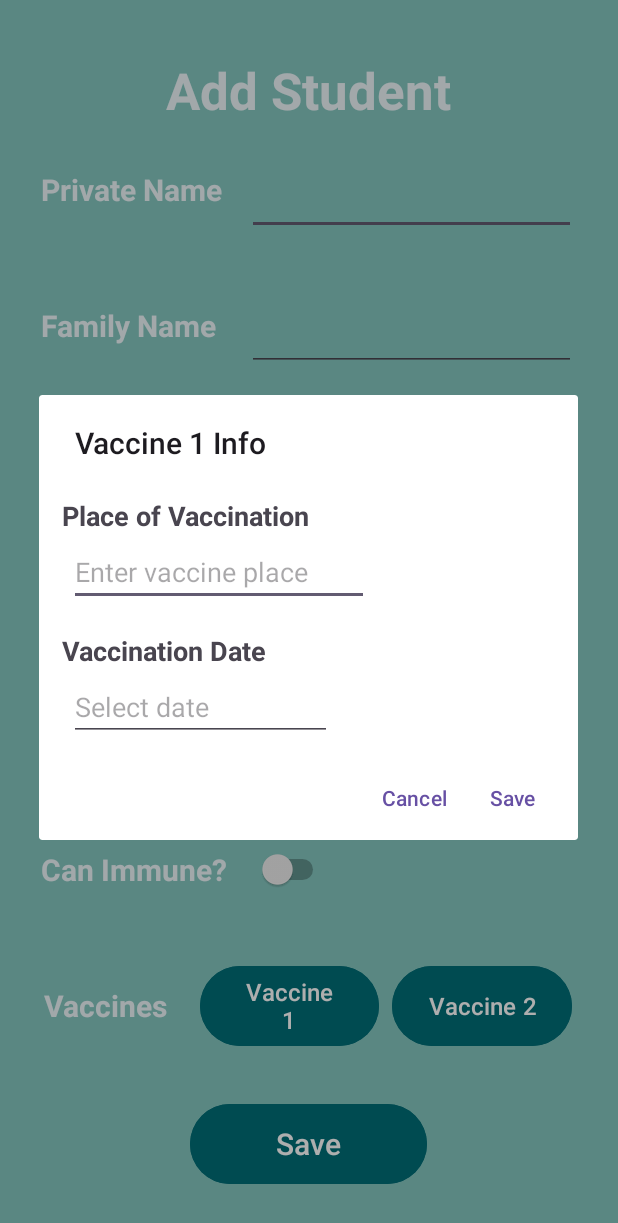
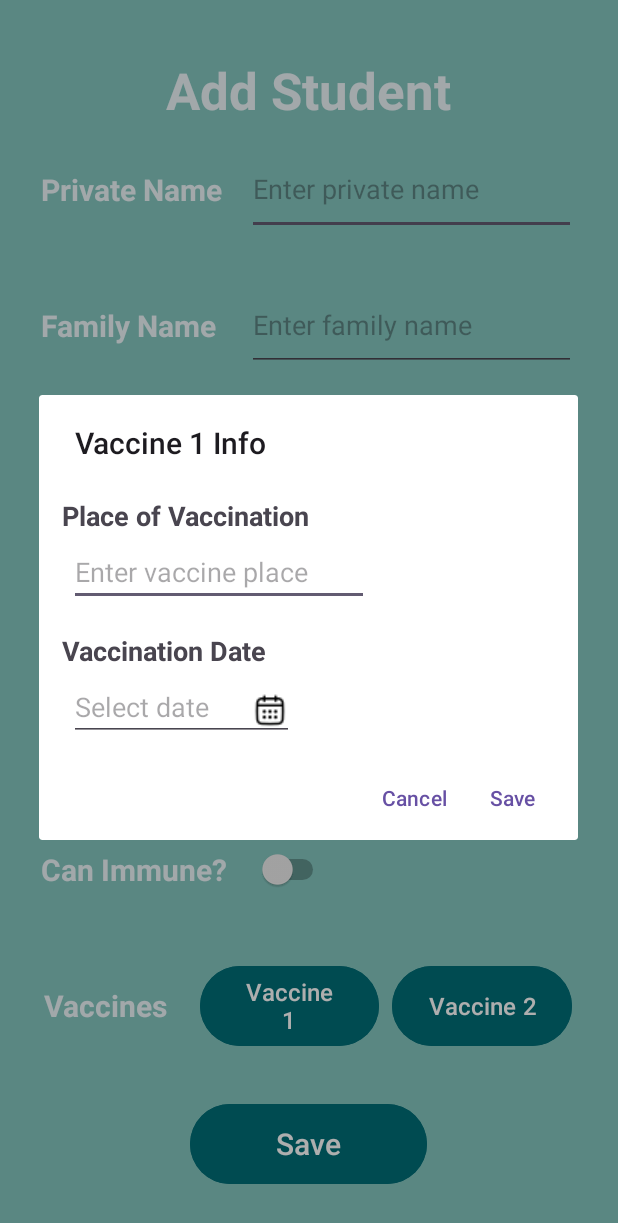
Before and after one commit to or1901/Ex192, an Android app: the screen it shows after launch (AddStudentActivity), after a tap on "Vaccine 1", on a phone screen of 412 x 824 dp. Shown: the top 1223 px of the screen. Run offline under Robolectric (Android 15) with nearby library versions, the phone set to English and light mode, and no system bars.

Commit message:
Made the final design of the date edit text, and coded its functionality - it saves the picked date

```diff
--- a/app/src/main/java/com/example/ex192/AddStudentActivity.java
+++ b/app/src/main/java/com/example/ex192/AddStudentActivity.java
@@ -1,14 +1,22 @@
 package com.example.ex192;
 
+import android.app.DatePickerDialog;
 import android.content.DialogInterface;
 import android.os.Bundle;
 import android.view.View;
 import android.widget.ArrayAdapter;
+import android.widget.DatePicker;
+import android.widget.EditText;
 import android.widget.LinearLayout;
 import android.widget.Spinner;
+import android.widget.Toast;
 
 import androidx.appcompat.app.AlertDialog;
 import androidx.appcompat.app.AppCompatActivity;
+
+import com.example.ex192.Objects.Vaccine;
+
+import java.util.Calendar;
 
 public class AddStudentActivity extends AppCompatActivity {
     String[] grades = {"6th", "7th", "8th", "9th", "10th", "11th", "12th"};
@@ -16,6 +24,9 @@ public class AddStudentActivity extends AppCompatActivity {
     ArrayAdapter<String> spinnerAdp;
     AlertDialog.Builder adb;
     LinearLayout vaccineDialog;
+    EditText dialogEtPlace, dialogEtDate;
+    int currentVaccine;
+    Vaccine[] vaccinesData;
 
     DialogInterface.OnClickListener onDialogBtnClick = new DialogInterface.OnClickListener() {
         @Override
@@ -49,10 +60,18 @@ public class AddStudentActivity extends AppCompatActivity {
         spinnerAdp = new ArrayAdapter<>(this,
                 androidx.appcompat.R.layout.support_simple_spinner_dropdown_item, grades);
         spGrades.setAdapter(spinnerAdp);
+
+        currentVaccine = 0;
+        vaccinesData = new Vaccine[2];
+        vaccinesData[0] = new Vaccine();
+        vaccinesData[1] = new Vaccine();
     }
 
     private void displayVaccineDialog(int vaccineNum) {
         vaccineDialog = (LinearLayout) getLayoutInflater().inflate(R.layout.vaccine_dialog, null);
+
+        dialogEtPlace = vaccineDialog.findViewById(R.id.dialogEtPlace);
+        dialogEtDate = vaccineDialog.findViewById(R.id.dialogEtDate);
 
         adb = new AlertDialog.Builder(this);
 
@@ -67,10 +86,35 @@ public class AddStudentActivity extends AppCompatActivity {
     }
 
     public void getFirstVaccineData(View view) {
+        currentVaccine = 0;
         displayVaccineDialog(1);
     }
 
     public void getSecondVaccineData(View view) {
+        currentVaccine = 1;
         displayVaccineDialog(2);
     }
+
+    public void dialogChooseDate(View view) {
+        Calendar calendar = Calendar.getInstance();
+        int year = calendar.get(Calendar.YEAR);
+        int month = calendar.get(Calendar.MONTH);
+        int day = calendar.get(Calendar.DAY_OF_MONTH);
+
+        DatePickerDialog datePickerDialog = new DatePickerDialog(
+                AddStudentActivity.this,
+                new DatePickerDialog.OnDateSetListener() {
+                    @Override
+                    public void onDateSet(DatePicker view, int year,
+                                          int monthOfYear, int dayOfMonth) {
+                        dialogEtDate.setText(dayOfMonth + "/" + (monthOfYear + 1) + "/" + year);
+                        calendar.set(year, monthOfYear + 1, dayOfMonth);
+
+                        vaccinesData[currentVaccine].setDate(calendar);
+                    }
+                },
+                year, month, day);
+
+        datePickerDialog.show();
+    }
 }
--- a/app/src/main/res/layout/activity_add_student.xml
+++ b/app/src/main/res/layout/activity_add_student.xml
@@ -73,6 +73,7 @@
             android:layout_height="match_parent"
             android:layout_weight="8"
             android:ems="10"
+            android:hint="Enter private name"
             android:inputType="text|textPersonName" />
 
         <Space
@@ -114,6 +115,7 @@
             android:layout_height="match_parent"
             android:layout_weight="8"
             android:ems="10"
+            android:hint="Enter family name"
             android:inputType="text|textPersonName" />
 
         <Space
@@ -154,6 +156,7 @@
             android:layout_height="match_parent"
             android:layout_weight="8"
             android:ems="10"
+            android:hint="Enter student id"
             android:inputType="number" />
 
         <Space
@@ -232,6 +235,7 @@
             android:layout_height="match_parent"
             android:layout_weight="3"
             android:ems="10"
+            android:hint="Class"
             android:inputType="number" />
 
         <Space
--- a/app/src/main/res/layout/vaccine_dialog.xml
+++ b/app/src/main/res/layout/vaccine_dialog.xml
@@ -95,11 +95,16 @@
 
         <EditText
             android:id="@+id/dialogEtDate"
-            android:layout_width="175dp"
+            android:layout_width="150dp"
             android:layout_height="40dp"
+            android:clickable="false"
+            android:drawableRight="@drawable/calendar_icon"
             android:ems="10"
+            android:focusable="false"
+            android:focusableInTouchMode="false"
             android:hint="Select date"
-            android:inputType="date" />
+            android:inputType="datetime|date"
+            android:onClick="dialogChooseDate" />
 
         <Space
             android:layout_width="35dp"
```
Also changed, not shown: app/src/main/res/drawable/calendar_icon.png (added).
